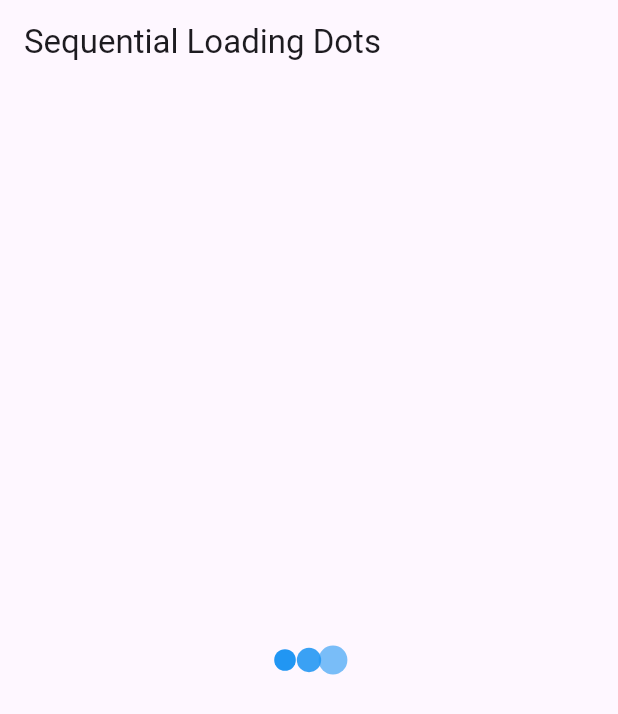
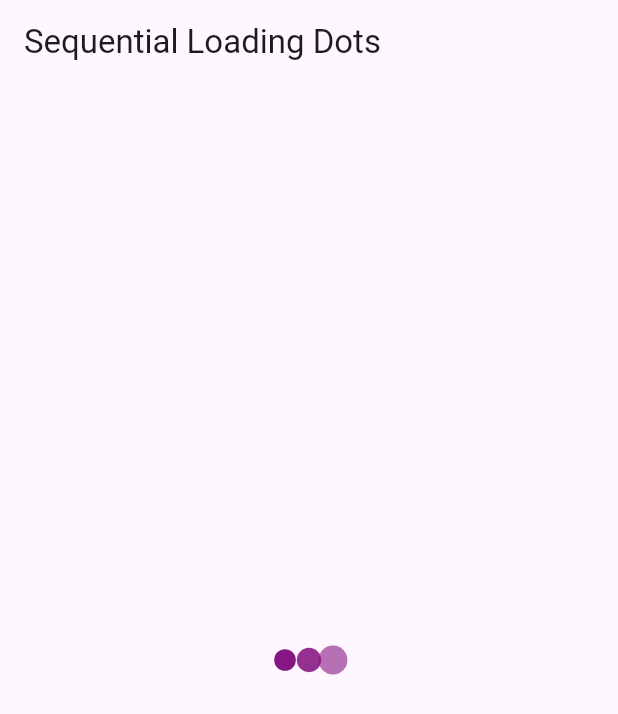
Before and after one commit to fatima304/FatmaAtef_Week2_Challenges, a Flutter app: the screen it shows after launch, on a phone screen of 412 x 824 dp. Shown: the top 714 px of the screen. Run offline on Flutter 3.47's test engine with Material 3 defaults, Android fonts, the phone set to English and light mode, and no system bars.

Commit message:
Challenge 3 done

```diff
--- a/lib/challenge3/widgets/dots.dart
+++ b/lib/challenge3/widgets/dots.dart
@@ -25,7 +25,7 @@ class Dots extends StatelessWidget {
               width: 16,
               height: 16,
               decoration: const BoxDecoration(
-                color: Colors.blue,
+                color: Color.fromARGB(255, 134, 22, 129),
                 shape: BoxShape.circle,
               ),
             ),
```
